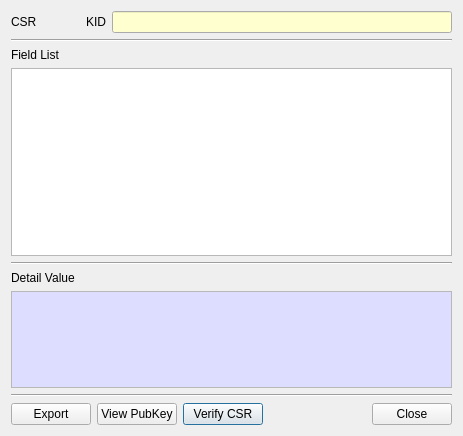
First picture: the form in CryptokiMan/csr_info_dlg.ui, repository jykim74/CryptokiMan, before the edit.
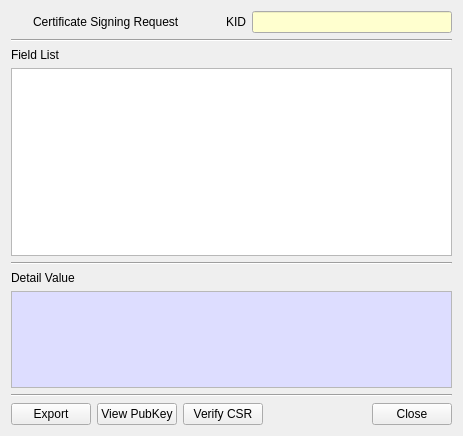
Second picture: the form after the edit. Icons and pictures are not drawn.

Patch:
```diff
--- a/CryptokiMan/csr_info_dlg.ui
+++ b/CryptokiMan/csr_info_dlg.ui
@@ -19,11 +19,31 @@
      <property name="topMargin">
       <number>0</number>
      </property>
-     <item row="0" column="3">
+     <item row="0" column="2">
+      <spacer name="horizontalSpacer_2">
+       <property name="orientation">
+        <enum>Qt::Horizontal</enum>
+       </property>
+       <property name="sizeHint" stdset="0">
+        <size>
+         <width>40</width>
+         <height>20</height>
+        </size>
+       </property>
+      </spacer>
+     </item>
+     <item row="0" column="1">
+      <widget class="QLabel" name="label_3">
+       <property name="text">
+        <string>Certificate Signing Request</string>
+       </property>
+      </widget>
+     </item>
+     <item row="0" column="4">
       <widget class="QLineEdit" name="mKIDText">
        <property name="minimumSize">
         <size>
-         <width>340</width>
+         <width>200</width>
          <height>0</height>
         </size>
        </property>
@@ -62,7 +82,7 @@
        </property>
       </widget>
      </item>
-     <item row="0" column="2">
+     <item row="0" column="3">
       <widget class="QLabel" name="label_4">
        <property name="text">
         <string>KID</string>
@@ -70,25 +90,31 @@
       </widget>
      </item>
      <item row="0" column="0">
-      <widget class="QLabel" name="label_3">
+      <widget class="QPushButton" name="pushButton">
+       <property name="minimumSize">
+        <size>
+         <width>16</width>
+         <height>0</height>
+        </size>
+       </property>
+       <property name="maximumSize">
+        <size>
+         <width>16</width>
+         <height>16777215</height>
+        </size>
+       </property>
        <property name="text">
-        <string>CSR</string>
+        <string/>
+       </property>
+       <property name="icon">
+        <iconset resource="cryptokiman.qrc">
+         <normaloff>:/images/csr.png</normaloff>:/images/csr.png</iconset>
+       </property>
+       <property name="flat">
+        <bool>true</bool>
        </property>
       </widget>
      </item>
-     <item row="0" column="1">
-      <spacer name="horizontalSpacer_2">
-       <property name="orientation">
-        <enum>Qt::Horizontal</enum>
-       </property>
-       <property name="sizeHint" stdset="0">
-        <size>
-         <width>40</width>
-         <height>20</height>
-        </size>
-       </property>
-      </spacer>
-     </item>
     </layout>
    </item>
    <item>
```
Left out of the diff: 4 changed lines with no effect on the pictures.
